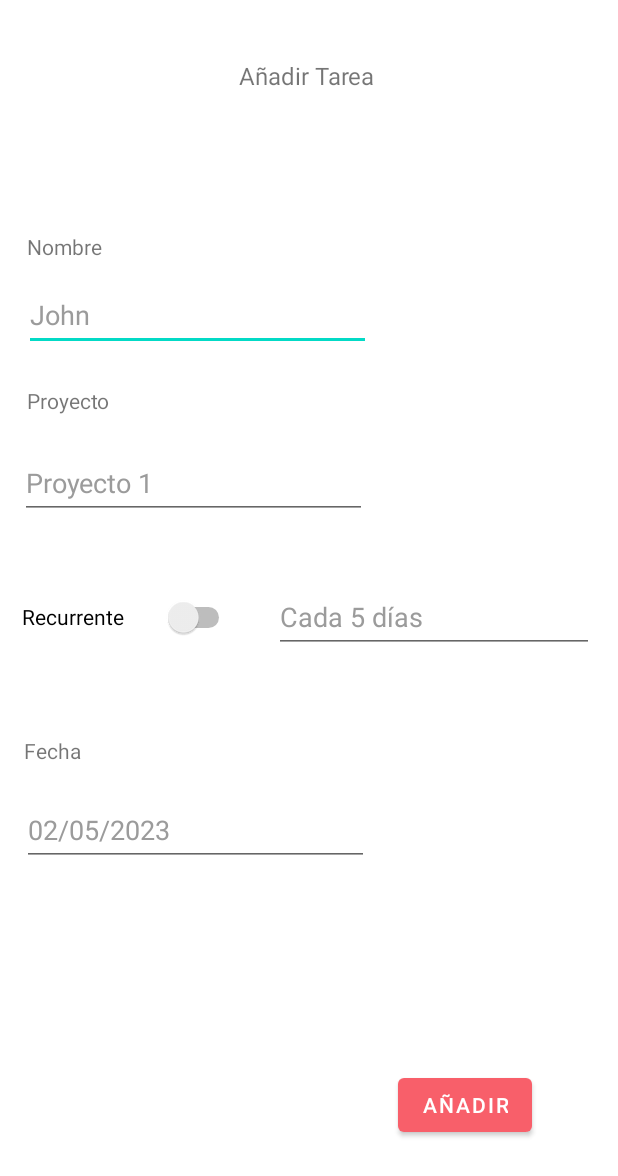
After one commit to jdoming8/istudentproject, an Android app: the layout add_task.xml on its own in the app's theme, with its tools: preview values and no code run, on a phone screen of 412 x 824 dp. The commit adds this screen. Shown: the top 1176 px of the screen. Run offline under Robolectric (Android 15) with nearby library versions, the phone set to English and light mode, and no system bars.

Commit message:
added hw layouts

```diff
--- a/app/src/main/AndroidManifest.xml
+++ b/app/src/main/AndroidManifest.xml
@@ -26,6 +26,9 @@
         <activity
             android:name=".view.HomeActivity"
             android:exported="false"/>
+        <activity
+            android:name=".view.TaskListActivity"
+            android:exported="false"/>
     </application>
 
 </manifest>
--- /dev/null
+++ b/app/src/main/java/com/example/istudentproject/view/AddTaskActivity.java
@@ -0,0 +1,4 @@
+package com.example.istudentproject.view;
+
+public class AddTaskActivity {
+}
--- a/app/src/main/java/com/example/istudentproject/view/LoginActivity.java
+++ b/app/src/main/java/com/example/istudentproject/view/LoginActivity.java
@@ -73,7 +73,7 @@ public class LoginActivity extends AppCompatActivity {
 
         viewModel.getLoginSuccessful().observe(this, loginSuccessful -> {
             if (loginSuccessful) {
-                Intent intent = new Intent(LoginActivity.this, HomeActivity.class);
+                Intent intent = new Intent(LoginActivity.this, TaskListActivity.class);
                 startActivity(intent);
                 finish();
             }
--- /dev/null
+++ b/app/src/main/res/layout/add_task.xml
@@ -0,0 +1,141 @@
+<?xml version="1.0" encoding="utf-8"?>
+<androidx.constraintlayout.widget.ConstraintLayout xmlns:android="http://schemas.android.com/apk/res/android"
+    xmlns:app="http://schemas.android.com/apk/res-auto"
+    xmlns:tools="http://schemas.android.com/tools"
+    android:layout_width="match_parent"
+    android:layout_height="match_parent"
+    tools:context=".view.AddTaskActivity">
+
+    <TextView
+        android:id="@+id/textView2"
+        android:layout_width="92dp"
+        android:layout_height="38dp"
+        android:text="Añadir Tarea"
+        android:textSize="16sp"
+        app:layout_constraintBottom_toBottomOf="parent"
+        app:layout_constraintEnd_toEndOf="parent"
+        app:layout_constraintHorizontal_bias="0.498"
+        app:layout_constraintStart_toStartOf="parent"
+        app:layout_constraintTop_toTopOf="parent"
+        app:layout_constraintVertical_bias="0.05" />
+
+    <TextView
+        android:id="@+id/textView3"
+        android:layout_width="wrap_content"
+        android:layout_height="wrap_content"
+        android:text="Nombre"
+        app:layout_constraintBottom_toBottomOf="parent"
+        app:layout_constraintEnd_toEndOf="parent"
+        app:layout_constraintHorizontal_bias="0.05"
+        app:layout_constraintStart_toStartOf="parent"
+        app:layout_constraintTop_toTopOf="parent"
+        app:layout_constraintVertical_bias="0.192" />
+
+    <EditText
+        android:id="@+id/editTextTextPersonName"
+        android:layout_width="231dp"
+        android:layout_height="48dp"
+        android:ems="10"
+        android:inputType="textPersonName"
+        android:text="John"
+        android:textColor="#9B9B9B"
+        app:layout_constraintBottom_toBottomOf="parent"
+        app:layout_constraintEnd_toEndOf="parent"
+        app:layout_constraintHorizontal_bias="0.088"
+        app:layout_constraintStart_toStartOf="parent"
+        app:layout_constraintTop_toTopOf="parent"
+        app:layout_constraintVertical_bias="0.24" />
+
+    <TextView
+        android:id="@+id/textView4"
+        android:layout_width="wrap_content"
+        android:layout_height="wrap_content"
+        android:text="Proyecto"
+        app:layout_constraintBottom_toBottomOf="parent"
+        app:layout_constraintEnd_toEndOf="parent"
+        app:layout_constraintHorizontal_bias="0.05"
+        app:layout_constraintStart_toStartOf="parent"
+        app:layout_constraintTop_toTopOf="parent"
+        app:layout_constraintVertical_bias="0.32" />
+
+    <Switch
+        android:id="@+id/switch1"
+        android:layout_width="142dp"
+        android:layout_height="96dp"
+        android:text="Recurrente"
+        app:layout_constraintBottom_toBottomOf="parent"
+        app:layout_constraintEnd_toEndOf="parent"
+        app:layout_constraintHorizontal_bias="0.055"
+        app:layout_constraintStart_toStartOf="parent"
+        app:layout_constraintTop_toTopOf="parent"
+        app:layout_constraintVertical_bias="0.499" />
+
+    <TextView
+        android:id="@+id/textView6"
+        android:layout_width="wrap_content"
+        android:layout_height="wrap_content"
+        android:text="Fecha"
+        app:layout_constraintBottom_toBottomOf="parent"
+        app:layout_constraintEnd_toEndOf="parent"
+        app:layout_constraintHorizontal_bias="0.042"
+        app:layout_constraintStart_toStartOf="parent"
+        app:layout_constraintTop_toTopOf="parent"
+        app:layout_constraintVertical_bias="0.61" />
+
+    <EditText
+        android:id="@+id/editTextDate"
+        android:layout_width="231dp"
+        android:layout_height="48dp"
+        android:ems="10"
+        android:inputType="date"
+        android:text="02/05/2023"
+        android:textColor="#9B9B9B"
+        app:layout_constraintBottom_toBottomOf="parent"
+        app:layout_constraintEnd_toEndOf="parent"
+        app:layout_constraintHorizontal_bias="0.083"
+        app:layout_constraintStart_toStartOf="parent"
+        app:layout_constraintTop_toTopOf="parent"
+        app:layout_constraintVertical_bias="0.682" />
+
+    <Button
+        android:id="@+id/button"
+        android:layout_width="wrap_content"
+        android:layout_height="wrap_content"
+        android:text="Añadir"
+        app:layout_constraintBottom_toBottomOf="parent"
+        app:layout_constraintEnd_toEndOf="parent"
+        app:layout_constraintHorizontal_bias="0.823"
+        app:layout_constraintStart_toStartOf="parent"
+        app:layout_constraintTop_toTopOf="parent"
+        app:layout_constraintVertical_bias="0.918" />
+
+    <EditText
+        android:id="@+id/editTextTextPersonName2"
+        android:layout_width="231dp"
+        android:layout_height="48dp"
+        android:ems="10"
+        android:inputType="textPersonName"
+        android:text="Proyecto 1"
+        android:textColor="#9B9B9B"
+        app:layout_constraintBottom_toBottomOf="parent"
+        app:layout_constraintEnd_toEndOf="parent"
+        app:layout_constraintHorizontal_bias="0.074"
+        app:layout_constraintStart_toStartOf="parent"
+        app:layout_constraintTop_toTopOf="parent"
+        app:layout_constraintVertical_bias="0.384" />
+
+    <EditText
+        android:id="@+id/editTextTextPersonName3"
+        android:layout_width="wrap_content"
+        android:layout_height="48dp"
+        android:ems="10"
+        android:inputType="textPersonName"
+        android:text="Cada 5 días"
+        android:textColor="#9B9B9B"
+        app:layout_constraintBottom_toBottomOf="parent"
+        app:layout_constraintEnd_toEndOf="parent"
+        app:layout_constraintHorizontal_bias="0.92"
+        app:layout_constraintStart_toStartOf="parent"
+        app:layout_constraintTop_toTopOf="parent"
+        app:layout_constraintVertical_bias="0.499" />
+</androidx.constraintlayout.widget.ConstraintLayout>
```
Also changed, not shown: app/src/main/java/com/example/istudentproject/model/ProjectModel.java (added, +65 -0 lines), app/src/main/java/com/example/istudentproject/model/RegisterModel.java (added, +29 -0 lines), app/src/main/java/com/example/istudentproject/model/TaskModel.java (added, +47 -0 lines), app/src/main/java/com/example/istudentproject/view/RegisterActivity.java (+25 -19 lines), app/src/main/java/com/example/istudentproject/view/TaskListActivity.java (added, +16 -0 lines), app/src/main/java/com/example/istudentproject/viewmodel/RegisterViewModel.java (+20 -19 lines), app/src/main/res/layout/task_list.xml (added, +45 -0 lines).
